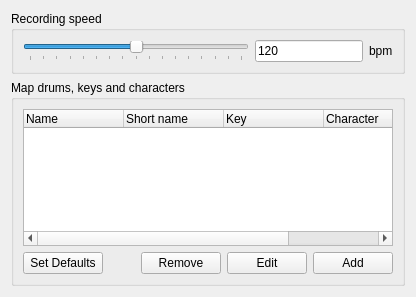
The window that prefsrec.ui (domoritz/drummy) describes before a commit, drawn with Qt 5.
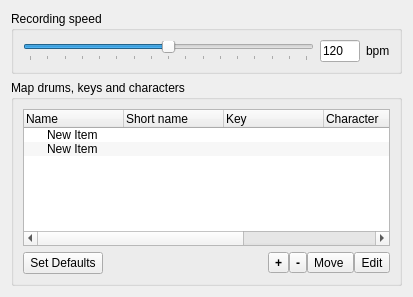
The same window after the commit.

What changed in the file:
```diff
--- a/prefsrec.ui
+++ b/prefsrec.ui
@@ -6,7 +6,7 @@
    <rect>
     <x>0</x>
     <y>0</y>
-    <width>416</width>
+    <width>413</width>
     <height>297</height>
    </rect>
   </property>
@@ -16,6 +16,12 @@
     <verstretch>0</verstretch>
    </sizepolicy>
   </property>
+  <property name="minimumSize">
+   <size>
+    <width>413</width>
+    <height>0</height>
+   </size>
+  </property>
   <property name="windowTitle">
    <string>Form</string>
   </property>
@@ -59,6 +65,12 @@
           <verstretch>0</verstretch>
          </sizepolicy>
         </property>
+        <property name="maximumSize">
+         <size>
+          <width>40</width>
+          <height>16777215</height>
+         </size>
+        </property>
         <property name="toolTip">
          <string>Type the speed for recording</string>
         </property>
@@ -96,6 +108,12 @@
        <layout class="QHBoxLayout" name="horizontalLayout_3">
         <item>
          <widget class="QTreeWidget" name="treeWidget">
+          <property name="minimumSize">
+           <size>
+            <width>319</width>
+            <height>0</height>
+           </size>
+          </property>
           <property name="contextMenuPolicy">
            <enum>Qt::ActionsContextMenu</enum>
           </property>
@@ -122,6 +140,18 @@
           <property name="alternatingRowColors">
            <bool>true</bool>
           </property>
+          <property name="selectionBehavior">
+           <enum>QAbstractItemView::SelectRows</enum>
+          </property>
+          <property name="verticalScrollMode">
+           <enum>QAbstractItemView::ScrollPerPixel</enum>
+          </property>
+          <property name="animated">
+           <bool>true</bool>
+          </property>
+          <property name="wordWrap">
+           <bool>true</bool>
+          </property>
           <column>
            <property name="text">
             <string>Name</string>
@@ -147,6 +177,33 @@
             <string>Active</string>
            </property>
           </column>
+          <column>
+           <property name="text">
+            <string>Enabled</string>
+           </property>
+           <property name="toolTip">
+            <string>If enabled, item will be visible at all in the output.</string>
+           </property>
+          </column>
+          <item>
+           <property name="text">
+            <string>New Item</string>
+           </property>
+           <property name="flags">
+            <set>ItemIsSelectable|ItemIsEditable|ItemIsDragEnabled|ItemIsDropEnabled|ItemIsUserCheckable|ItemIsEnabled|ItemIsTristate</set>
+           </property>
+          </item>
+          <item>
+           <property name="text">
+            <string>New Item</string>
+           </property>
+           <property name="text">
+            <string/>
+           </property>
+           <property name="flags">
+            <set>ItemIsSelectable|ItemIsEditable|ItemIsDragEnabled|ItemIsDropEnabled|ItemIsUserCheckable|ItemIsEnabled|ItemIsTristate</set>
+           </property>
+          </item>
          </widget>
         </item>
        </layout>
@@ -174,37 +231,66 @@
          </spacer>
         </item>
         <item>
-         <widget class="QPushButton" name="removePushButton">
-          <property name="toolTip">
-           <string>remove selected entry</string>
+         <layout class="QHBoxLayout" name="toolButtonsLayout">
+          <property name="spacing">
+           <number>0</number>
           </property>
-          <property name="text">
-           <string>Remove</string>
-          </property>
-         </widget>
-        </item>
-        <item>
-         <widget class="QPushButton" name="editPushButton">
-          <property name="enabled">
-           <bool>true</bool>
-          </property>
-          <property name="toolTip">
-           <string>edit selected entry</string>
-          </property>
-          <property name="text">
-           <string>Edit</string>
-          </property>
-         </widget>
-        </item>
-        <item>
-         <widget class="QPushButton" name="addPushButton">
-          <property name="toolTip">
-           <string>add an entry</string>
-          </property>
-          <property name="text">
-           <string>Add</string>
-          </property>
-         </widget>
+          <item>
+           <widget class="QToolButton" name="addToolButton">
+            <property name="font">
+             <font>
+              <weight>75</weight>
+              <bold>true</bold>
+             </font>
+            </property>
+            <property name="toolTip">
+             <string>add an entry</string>
+            </property>
+            <property name="text">
+             <string>+</string>
+            </property>
+           </widget>
+          </item>
+          <item>
+           <widget class="QToolButton" name="removeToolButton">
+            <property name="font">
+             <font>
+              <weight>75</weight>
+              <bold>true</bold>
+             </font>
+            </property>
+            <property name="toolTip">
+             <string>remove selected entry</string>
+            </property>
+            <property name="text">
+             <string>-</string>
+            </property>
+           </widget>
+          </item>
+          <item>
+           <widget class="QToolButton" name="moveToolButton">
+            <property name="contextMenuPolicy">
+             <enum>Qt::ActionsContextMenu</enum>
+            </property>
+            <property name="text">
+             <string>Move </string>
+            </property>
+           </widget>
+          </item>
+          <item>
+           <widget class="QToolButton" name="editToolButton">
+            <property name="enabled">
+             <bool>true</bool>
+            </property>
+            <property name="toolTip">
+             <string>edit selected entry</string>
+            </property>
+            <property name="text">
+             <string>Edit</string>
+            </property>
+           </widget>
+          </item>
+         </layout>
         </item>
        </layout>
       </item>
```
Left out of the diff: 91 changed lines with no effect on the pictures.
